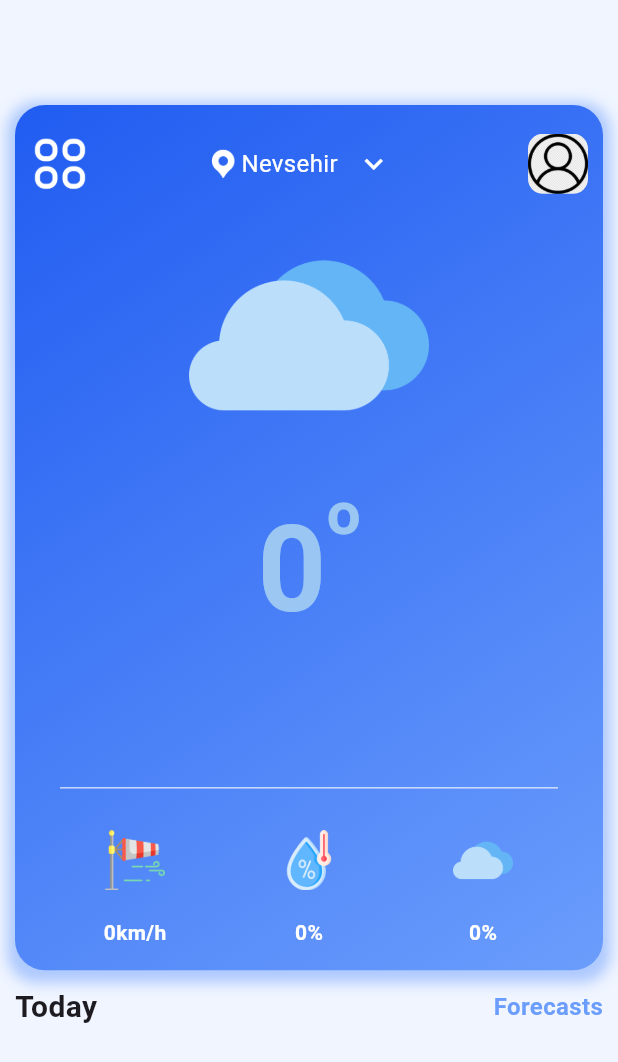
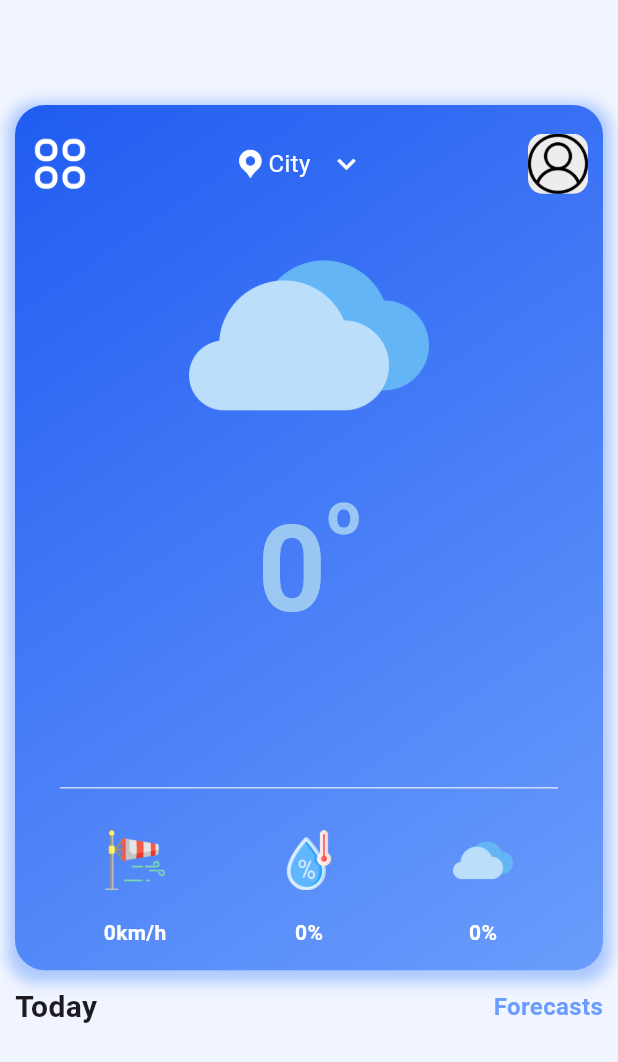
Before and after one commit to MelihTalha1/flutter_weather_app, a Flutter app: the screen it shows after launch, on a phone screen of 412 x 824 dp. Shown: the top 1062 px of the screen. Run offline on Flutter 3.47's test engine with Material 3 defaults, Android fonts, the phone set to English and light mode, and no system bars; our stand-ins replace modal_bottom_sheet; network calls fail.

Commit message:
Update home_page.dart

```diff
--- a/lib/ui/home_page.dart
+++ b/lib/ui/home_page.dart
@@ -22,9 +22,9 @@ class _HomePageState extends State<HomePage> {
   final TextEditingController _cityController = TextEditingController();
   final Constants _constants = Constants();
 
-  static String API_KEY = 'e2be74b99c414aee836144628240405';
+  static String API_KEY = 'api_key';
 
-  String location = 'Nevsehir'; //Default location
+  String location = 'City'; //Default location
   String weatherIcon = 'cloud.png';
   int temperature = 0;
   int windSpeed = 0;
```
